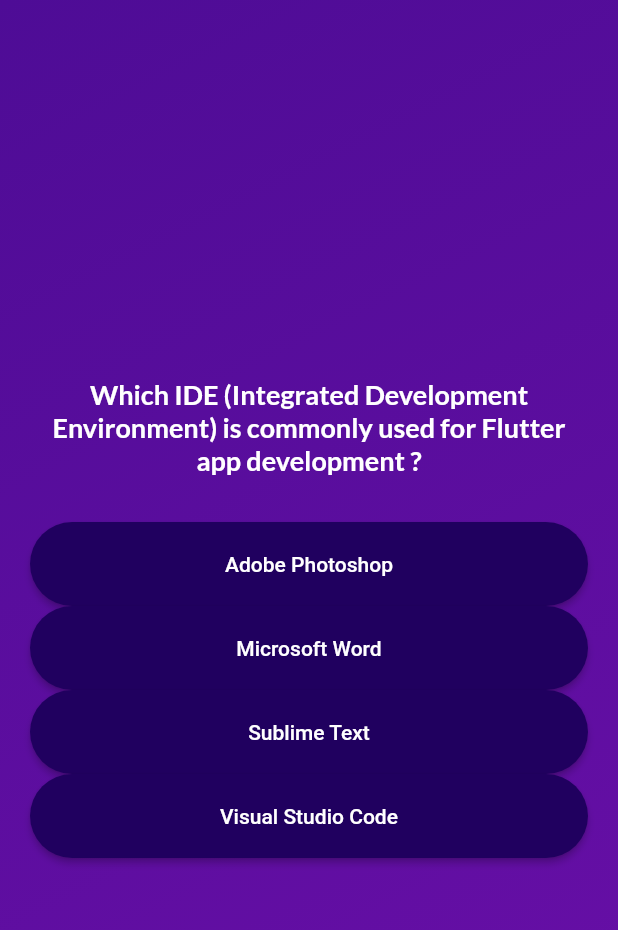
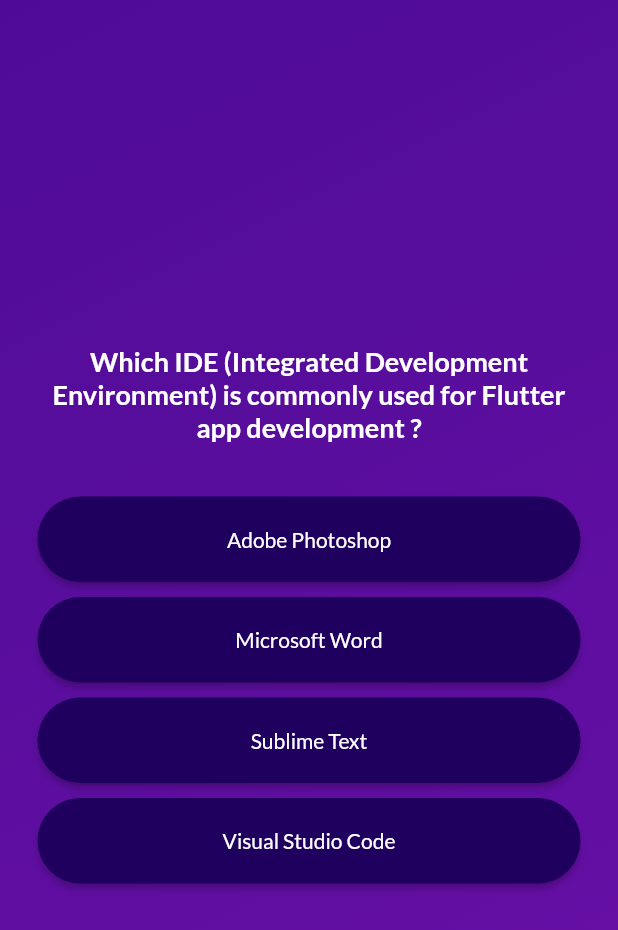
Before and after one commit to AnoOnion/quiz-app.learn-flutter, a Flutter app: the screen it shows after launch, after a tap on "Start Quiz", after a tap on "JavaScript", on a phone screen of 412 x 824 dp. Shown: the top 930 px of the screen. Run offline on Flutter 3.47's test engine with Material 2 defaults, Android fonts, the phone set to English and light mode, and no system bars; our stand-ins replace google_fonts.

```diff
--- a/lib/components/answer_button.dart
+++ b/lib/components/answer_button.dart
@@ -1,4 +1,5 @@
 import 'package:flutter/material.dart';
+import 'package:google_fonts/google_fonts.dart';
 
 class AnswerButton extends StatelessWidget {
   const AnswerButton({
@@ -12,7 +13,9 @@ class AnswerButton extends StatelessWidget {
 
   @override
   Widget build(BuildContext context) {
-    return ElevatedButton(
+    return Padding(
+      padding: const EdgeInsets.all(5),
+      child: ElevatedButton(
         onPressed: onTap,
         style: ElevatedButton.styleFrom(
           padding: const EdgeInsets.symmetric(
@@ -20,7 +23,6 @@ class AnswerButton extends StatelessWidget {
             horizontal: 40,
           ),
           backgroundColor: const Color.fromARGB(255, 32, 0, 95),
-        foregroundColor: Colors.white,
           shape: RoundedRectangleBorder(
             borderRadius: BorderRadius.circular(40),
           ),
@@ -28,6 +30,10 @@ class AnswerButton extends StatelessWidget {
         child: Text(
           answerText,
           textAlign: TextAlign.center,
+          style: GoogleFonts.lato(
+            color: Colors.white,
+          ),
+        ),
       ),
     );
   }
--- a/lib/data/question_data.dart
+++ b/lib/data/question_data.dart
@@ -4,9 +4,9 @@ const questions = [
   QuestionModel(
     'What programming language is primarily used for Flutter development ?',
     [
+      'Dart',
       'JavaScript',
       'Python',
-      'Dart',
       'Ruby',
     ],
   ),
@@ -22,26 +22,26 @@ const questions = [
   QuestionModel(
     'What widget in Flutter is used to create a button with user interaction ?',
     [
+      'InkWell',
       'TextBlock',
       'BoxModel',
-      'InkWell',
       'ImageContainer',
     ],
   ),
   QuestionModel(
     'What does the Flutter term "Hot Reload" refer to ?',
     [
+      'A feature for making instant code changes and seeing them in the app',
       'A popular Flutter game',
       'A way to quickly restart your computer',
-      'A feature for making instant code changes and seeing them in the app',
       'A tool for detecting bugs in your code',
     ],
   ),
   QuestionModel(
     'What is the purpose of the "pubspec.yaml" file in a Flutter project ?',
     [
+      'To list project dependencies and configure settings',
       'To store user preferences',
-      'To list project dependencies and configure settings',
       'To create a backup of the code',
       "To define the app's primary color",
     ],
@@ -49,45 +49,45 @@ const questions = [
   QuestionModel(
     'Which Flutter class is used for creating a scrollable list of widgets ?',
     [
+      'ListView',
       'Stack',
       'Grid',
-      'ListView',
       'Column',
     ],
   ),
   QuestionModel(
     'What is the purpose of the "setState" method in Flutter ?',
     [
+      "To rebuild the widget's UI and update the screen",
       'To delete a widget from the screen',
       'To fetch data from the internet',
-      "To rebuild the widget's UI and update the screen",
       'To play an animation',
     ],
   ),
   QuestionModel(
     'What is the core building block for creating user interfaces in Flutter ?',
     [
+      'Widgets',
       'Blocks',
       'Buttons',
-      'Widgets',
       'Panels',
     ],
   ),
   QuestionModel(
     "What is the Flutter framework's primary target platform for app development ?",
     [
+      'Android and iOS',
       'Windows',
       'macOS',
-      'Android and iOS',
       'Linux',
     ],
   ),
   QuestionModel(
     'In Flutter, what is the purpose of the "Navigator" class ?',
     [
+      'To manage app navigation and route transitions',
       'To control the state of your app',
       'To handle network requests',
-      'To manage app navigation and route transitions',
       'To draw graphics on the screen',
     ],
   ),
--- a/lib/models/question_model.dart
+++ b/lib/models/question_model.dart
@@ -4,7 +4,7 @@ class QuestionModel {
   final String text;
   final List<String> answers;
 
-  List<String> getShuffledAnswers() {
+  List<String> get shuffledAnswers {
     final shuffleList = List.of(answers);
     shuffleList.shuffle();
     return shuffleList;
--- a/lib/quiz.dart
+++ b/lib/quiz.dart
@@ -16,7 +16,7 @@ class Quiz extends StatefulWidget {
 
 class _QuizState extends State<Quiz> {
   // Widget? activeScreen;
-  List<String> selectedAnswers = [];
+  List<String> _selectedAnswers = [];
   var activeScreen = 'start-screen';
 
   // @override
@@ -33,14 +33,20 @@ class _QuizState extends State<Quiz> {
   }
 
   void chooseAnswer(String answer) {
-    selectedAnswers.add(answer);
+    _selectedAnswers.add(answer);
 
-    if (selectedAnswers.length == questions.length) {
+    if (_selectedAnswers.length == questions.length) {
       setState(() {
-        selectedAnswers = [];
         activeScreen = 'results-screen';
       });
     }
+  }
+
+  void restartQuiz() {
+    setState(() {
+      _selectedAnswers = [];
+      activeScreen = 'question-screen';
+    });
   }
 
   @override
@@ -55,7 +61,8 @@ class _QuizState extends State<Quiz> {
 
     if (activeScreen == 'results-screen') {
       screenWidget = ResultsScreen(
-        chooseAnswers: selectedAnswers,
+        chooseAnswers: _selectedAnswers,
+        onRestart: restartQuiz,
       );
     }
 
--- a/lib/screen/questions_screen.dart
+++ b/lib/screen/questions_screen.dart
@@ -22,7 +22,7 @@ class _QuestionsScreenState extends State<QuestionsScreen> {
   var currentQuestionIndex = 0;
 
   void answerQuestion(String selectedAnswer) {
-    widget.onSelectAnswer('');
+    widget.onSelectAnswer(selectedAnswer);
 
     setState(() {
       // currentQuestionIndex = currentQuestionIndex + 1;
@@ -53,7 +53,7 @@ class _QuestionsScreenState extends State<QuestionsScreen> {
               textAlign: TextAlign.center,
             ),
             const SizedBox(height: 30),
-            ...currentQuestion.getShuffledAnswers().map((answer) {
+            ...currentQuestion.shuffledAnswers.map((answer) {
               return AnswerButton(
                 answerText: answer,
                 onTap: () => answerQuestion(answer),
--- a/lib/screen/start_screen.dart
+++ b/lib/screen/start_screen.dart
@@ -39,6 +39,16 @@ class StartScreen extends StatelessWidget {
             label: const Text('Start Quiz'),
             style: OutlinedButton.styleFrom(
               foregroundColor: Colors.white,
+              padding: const EdgeInsets.symmetric(
+                vertical: 20,
+                horizontal: 40,
+              ),
+              shape: RoundedRectangleBorder(
+                borderRadius: BorderRadius.circular(20),
+              ),
+              textStyle: GoogleFonts.lato(
+                color: Colors.white,
+              ),
             ),
           ),
         ],
```
Also changed, not shown: lib/components/question_summary.dart (added, +76 -0 lines), lib/screen/results_screen.dart (+29 -6 lines). Lines whose indentation alone changed are shown as unchanged.
